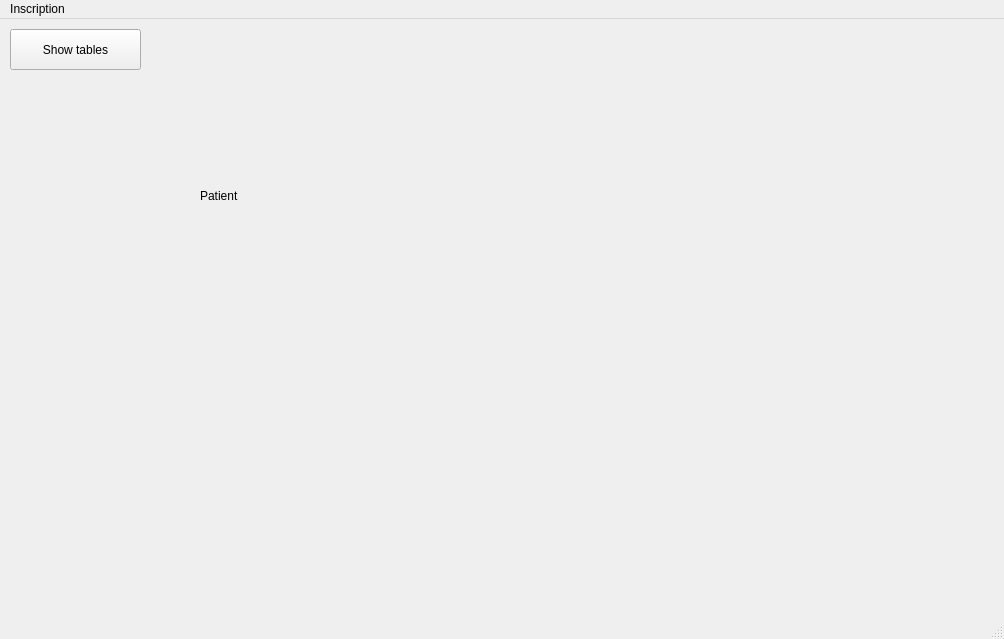
Old version of the form code/gui/gui/mainwindow.ui in the repository JustRayCB/bdd_projet1.
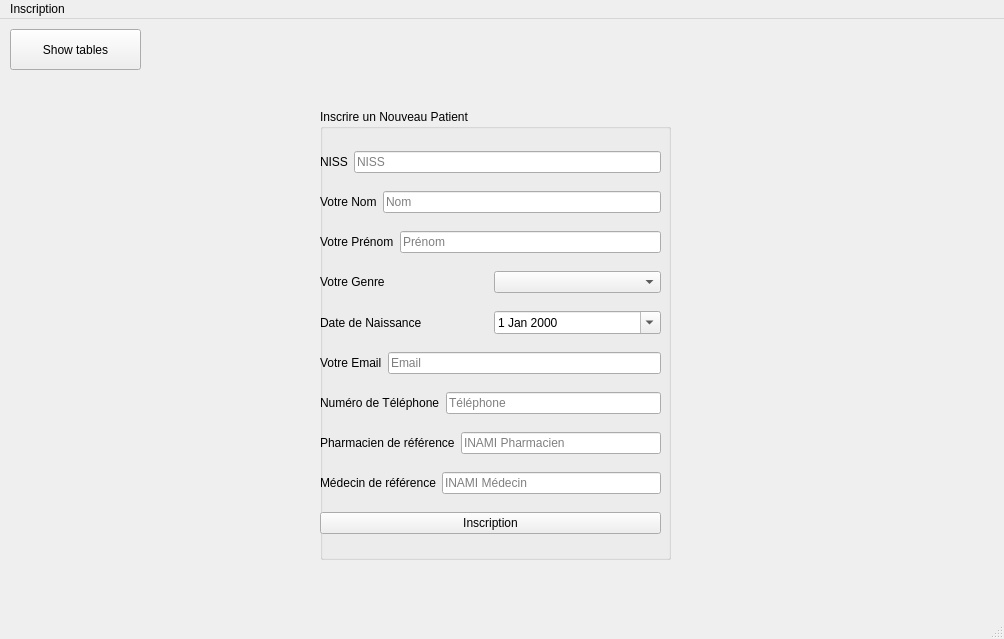
New version of the form. The open tabs and pages were chosen to show the change. Icons and pictures are not drawn.

Commit message:
Inscription nearly finished
I juste have to link the button to the insert function in the database
and also user the check.... function I created

What changed in the file:
```diff
--- a/code/gui/gui/mainwindow.ui
+++ b/code/gui/gui/mainwindow.ui
@@ -180,18 +180,230 @@
      </widget>
     </widget>
     <widget class="QWidget" name="signPatient">
-     <widget class="QLabel" name="label">
+     <widget class="QGroupBox" name="groupBox_3">
       <property name="geometry">
        <rect>
-        <x>190</x>
-        <y>110</y>
-        <width>57</width>
-        <height>14</height>
+        <x>310</x>
+        <y>30</y>
+        <width>351</width>
+        <height>451</height>
        </rect>
       </property>
-      <property name="text">
-       <string>Patient</string>
+      <property name="title">
+       <string>Inscrire un Nouveau Patient</string>
       </property>
+      <widget class="QWidget" name="">
+       <property name="geometry">
+        <rect>
+         <x>0</x>
+         <y>30</y>
+         <width>341</width>
+         <height>411</height>
+        </rect>
+       </property>
+       <layout class="QVBoxLayout" name="verticalLayout_3">
+        <item>
+         <layout class="QHBoxLayout" name="horizontalLayout_3">
+          <item>
+           <widget class="QLabel" name="label_4">
+            <property name="text">
+             <string>NISS</string>
+            </property>
+           </widget>
+          </item>
+          <item>
+           <widget class="QLineEdit" name="nissPatient">
+            <property name="placeholderText">
+             <string>NISS</string>
+            </property>
+           </widget>
+          </item>
+         </layout>
+        </item>
+        <item>
+         <layout class="QHBoxLayout" name="horizontalLayout_4">
+          <item>
+           <widget class="QLabel" name="label_5">
+            <property name="text">
+             <string>Votre Nom</string>
+            </property>
+           </widget>
+          </item>
+          <item>
+           <widget class="QLineEdit" name="namePatient">
+            <property name="placeholderText">
+             <string>Nom</string>
+            </property>
+           </widget>
+          </item>
+         </layout>
+        </item>
+        <item>
+         <layout class="QHBoxLayout" name="horizontalLayout_5">
+          <item>
+           <widget class="QLabel" name="label_6">
+            <property name="text">
+             <string>Votre Prénom</string>
+            </property>
+           </widget>
+          </item>
+          <item>
+           <widget class="QLineEdit" name="fnamePatient">
+            <property name="placeholderText">
+             <string>Prénom</string>
+            </property>
+           </widget>
+          </item>
+         </layout>
+        </item>
+        <item>
+         <layout class="QHBoxLayout" name="horizontalLayout_6">
+          <item>
+           <widget class="QLabel" name="label_7">
+            <property name="text">
+             <string>Votre Genre</string>
+            </property>
+           </widget>
+          </item>
+          <item>
+           <widget class="QComboBox" name="genderPatient">
+            <property name="placeholderText">
+             <string>Genre</string>
+            </property>
+            <item>
+             <property name="text">
+              <string>Homme</string>
+             </property>
+            </item>
+            <item>
+             <property name="text">
+              <string>Femme</string>
+             </property>
+            </item>
+            <item>
+             <property name="text">
+              <string>Autre</string>
+             </property>
+            </item>
+           </widget>
+          </item>
+         </layout>
+        </item>
+        <item>
+         <layout class="QHBoxLayout" name="horizontalLayout_7">
+          <item>
+           <widget class="QLabel" name="label_8">
+            <property name="text">
+             <string>Date de Naissance</string>
+            </property>
+           </widget>
+          </item>
+          <item>
+           <widget class="QDateEdit" name="birthPatient">
+            <property name="dateTime">
+             <datetime>
+              <hour>0</hour>
+              <minute>0</minute>
+              <second>0</second>
+              <year>2000</year>
+              <month>1</month>
+              <day>1</day>
+             </datetime>
+            </property>
+            <property name="currentSection">
+             <enum>QDateTimeEdit::DaySection</enum>
+            </property>
+            <property name="displayFormat">
+             <string>d MMM yyyy</string>
+            </property>
+            <property name="calendarPopup">
+             <bool>true</bool>
+            </property>
+           </widget>
+          </item>
+         </layout>
+        </item>
+        <item>
+         <layout class="QHBoxLayout" name="horizontalLayout_8">
+          <item>
+           <widget class="QLabel" name="label_9">
+            <property name="text">
+             <string>Votre Email</string>
+            </property>
+           </widget>
+          </item>
+          <item>
+           <widget class="QLineEdit" name="mailPatient">
+            <property name="placeholderText">
+             <string>Email</string>
+            </property>
+           </widget>
+          </item>
+         </layout>
+        </item>
+        <item>
+         <layout class="QHBoxLayout" name="horizontalLayout_9">
+          <item>
+           <widget class="QLabel" name="label_10">
+            <property name="text">
+             <string>Numéro de Téléphone</string>
+            </property>
+           </widget>
+          </item>
+          <item>
+           <widget class="QLineEdit" name="phonePatient">
+            <property name="placeholderText">
+             <string>Téléphone</string>
+            </property>
+           </widget>
+          </item>
+         </layout>
+        </item>
+        <item>
+         <layout class="QHBoxLayout" name="horizontalLayout_10">
+          <item>
+           <widget class="QLabel" name="label_11">
+            <property name="text">
+             <string>Pharmacien de référence</string>
+            </property>
+           </widget>
+          </item>
+          <item>
+           <widget class="QLineEdit" name="refP">
+            <property name="placeholderText">
+             <string>INAMI Pharmacien</string>
+            </property>
+           </widget>
+          </item>
+         </layout>
+        </item>
+        <item>
+         <layout class="QHBoxLayout" name="horizontalLayout_11">
+          <item>
+           <widget class="QLabel" name="label_12">
+            <property name="text">
+             <string>Médecin de référence</string>
+            </property>
+           </widget>
+          </item>
+          <item>
+           <widget class="QLineEdit" name="refM">
+            <property name="placeholderText">
+             <string>INAMI Médecin</string>
+            </property>
+           </widget>
+          </item>
+         </layout>
+        </item>
+        <item>
+         <widget class="QPushButton" name="signPatient_2">
+          <property name="text">
+           <string>Inscription</string>
+          </property>
+         </widget>
+        </item>
+       </layout>
+      </widget>
      </widget>
     </widget>
     <widget class="QWidget" name="signMedecin">
```
Left out of the diff: 230 changed lines with no effect on the pictures. The commit also changes 7 other files.
